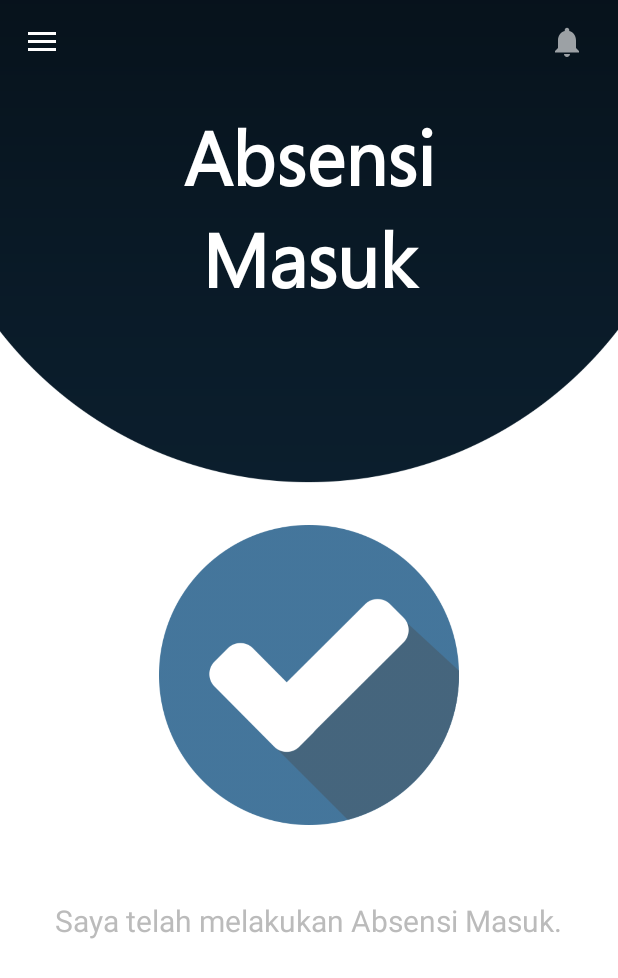
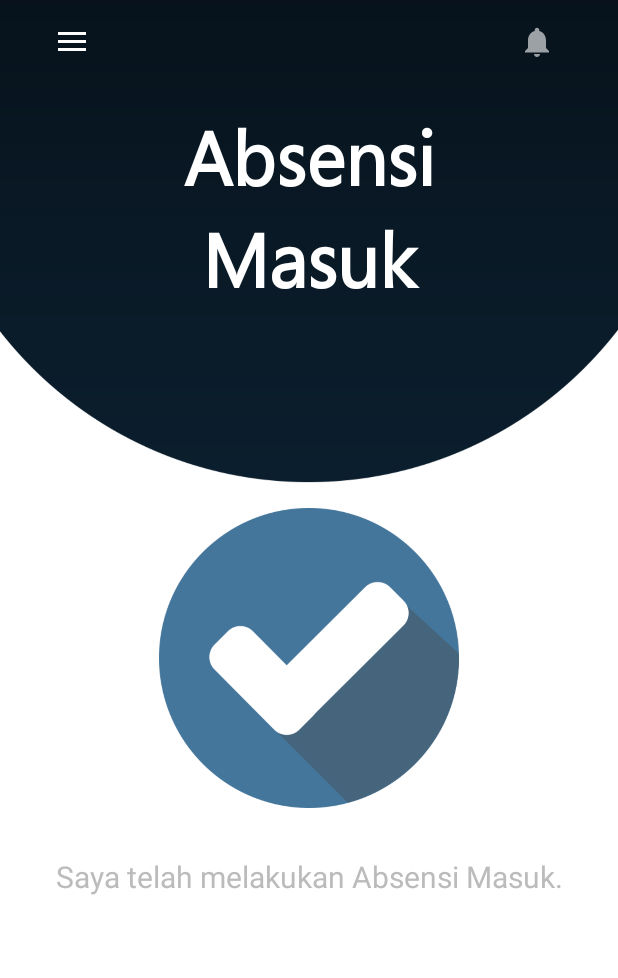
Before and after one commit to algamhr/AbsensiPegawai, an Android app: the VerAbsensiMasuk screen opened directly, with no data from a screen before it, on a phone screen of 412 x 824 dp. Shown: the top 978 px of the screen. Run offline under Robolectric (Android 15) with nearby library versions, the phone set to English and light mode, and no system bars; 1 statement that could not run was skipped.

Commit message:
Fix Layout Responsive (Home, Absensi Kerja, Absensi Pulang, 3 Ver, Profile)

```diff
--- a/app/src/main/res/layout/activity_profile.xml
+++ b/app/src/main/res/layout/activity_profile.xml
@@ -368,12 +368,12 @@
 
         <Button
             android:id="@+id/btnupdateuser"
-            android:layout_width="0dp"
+            android:layout_width="match_parent"
             android:layout_height="wrap_content"
             android:layout_centerHorizontal="true"
             android:layout_marginStart="55dp"
             android:layout_marginEnd="55dp"
-            android:layout_marginBottom="52dp"
+            android:layout_marginBottom="40dp"
             android:background="@drawable/btn_login"
             android:fontFamily="@font/segoeui"
             android:text="@string/updatebtn"
--- a/app/src/main/res/layout/activity_ver_absensi_masuk.xml
+++ b/app/src/main/res/layout/activity_ver_absensi_masuk.xml
@@ -25,20 +25,23 @@
 
         <androidx.appcompat.widget.Toolbar
             android:id="@+id/toolbar"
-            android:layout_width="0dp"
+            android:layout_width="match_parent"
             android:layout_height="match_parent"
-            android:minHeight="?attr/actionBarSize"
+            android:layout_marginTop="0dp"
+            android:layout_marginStart="20dp"
             app:layout_constraintEnd_toEndOf="parent"
+            app:layout_constraintHorizontal_bias="0.0"
             app:layout_constraintStart_toStartOf="parent"
             app:layout_constraintTop_toTopOf="parent"
             app:navigationIcon="@drawable/menu_icon"
-            app:titleTextColor="@android:color/white" />
+            app:titleTextColor="@color/transparent" />
 
         <androidx.appcompat.widget.Toolbar
             android:id="@+id/home_notification"
-            android:layout_width="0dp"
-            android:layout_height="match_parent"
-            android:layout_marginStart="350dp"
+            android:layout_width="wrap_content"
+            android:layout_height="wrap_content"
+            android:layout_marginStart="320dp"
+            android:layout_marginTop="0dp"
             app:layout_constraintEnd_toEndOf="parent"
             app:layout_constraintStart_toStartOf="parent"
             app:layout_constraintTop_toTopOf="parent"
@@ -59,31 +62,28 @@
             app:layout_constraintStart_toStartOf="parent"
             app:layout_constraintTop_toTopOf="parent" />
 
-        <LinearLayout xmlns:android="http://schemas.android.com/apk/res/android"
-            android:layout_width="match_parent"
-            android:layout_height="match_parent"
-            android:orientation="vertical">
-
         <ImageView
             android:id="@+id/verifikasimasuk"
-                android:layout_width="200dp"
+            android:layout_width="match_parent"
             android:layout_height="200dp"
             android:layout_gravity="center"
-                android:layout_marginTop="350dp"
-                android:src="@drawable/checked" />
+            android:layout_marginTop="132dp"
+            android:contentDescription="@string/todo"
+            android:src="@drawable/checked"
+            app:layout_constraintTop_toBottomOf="@+id/absensimasuk2" />
 
         <TextView
-                android:id="@+id/absenmasukver"
-                android:layout_width="wrap_content"
+            android:id="@+id/absenkerjaver"
+            android:layout_width="match_parent"
             android:layout_height="wrap_content"
-                android:layout_gravity="center"
-                android:layout_marginTop="50dp"
+            android:layout_marginTop="32dp"
+            android:textAlignment="center"
             android:text="@string/absenmasukverified"
-                android:textAlignment="center"
             android:textColor="@color/colorGrey"
-                android:textSize="20sp" />
-
-        </LinearLayout>
+            android:textSize="20sp"
+            app:layout_constraintEnd_toEndOf="parent"
+            app:layout_constraintStart_toStartOf="parent"
+            app:layout_constraintTop_toBottomOf="@+id/verifikasimasuk" />
 
     </androidx.constraintlayout.widget.ConstraintLayout>
 
```
Also changed, not shown: app/src/main/res/layout/activity_absensi_kerja.xml (+15 -10 lines), app/src/main/res/layout/activity_absensi_pulang.xml (+15 -10 lines), app/src/main/res/layout/activity_home.xml (+13 -12 lines), app/src/main/res/layout/activity_ver_absensi_kerja.xml (+21 -21 lines), app/src/main/res/layout/activity_ver_absensi_pulang.xml (+23 -23 lines). Lines whose indentation alone changed are shown as unchanged.
